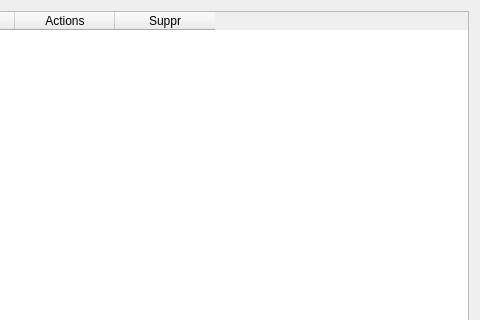
Before: the Qt Designer form front/ui/new_index.ui in FabioF9/GSB-AppliVisiteur, drawn with Qt 5; both pictures show x 397 to 877 and y 0 to 320 of the 877 by 685 pixel window.
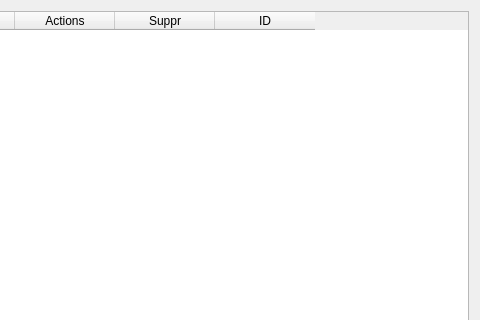
After: the same form once the commit is applied.

Commit message: je craque

Diff of the .ui file:
```diff
--- a/front/ui/new_index.ui
+++ b/front/ui/new_index.ui
@@ -64,6 +64,11 @@
        <string>Suppr</string>
       </property>
      </column>
+     <column>
+      <property name="text">
+       <string>ID</string>
+      </property>
+     </column>
     </widget>
    </item>
    <item row="3" column="0">
```
The commit also changes 2 other files.
